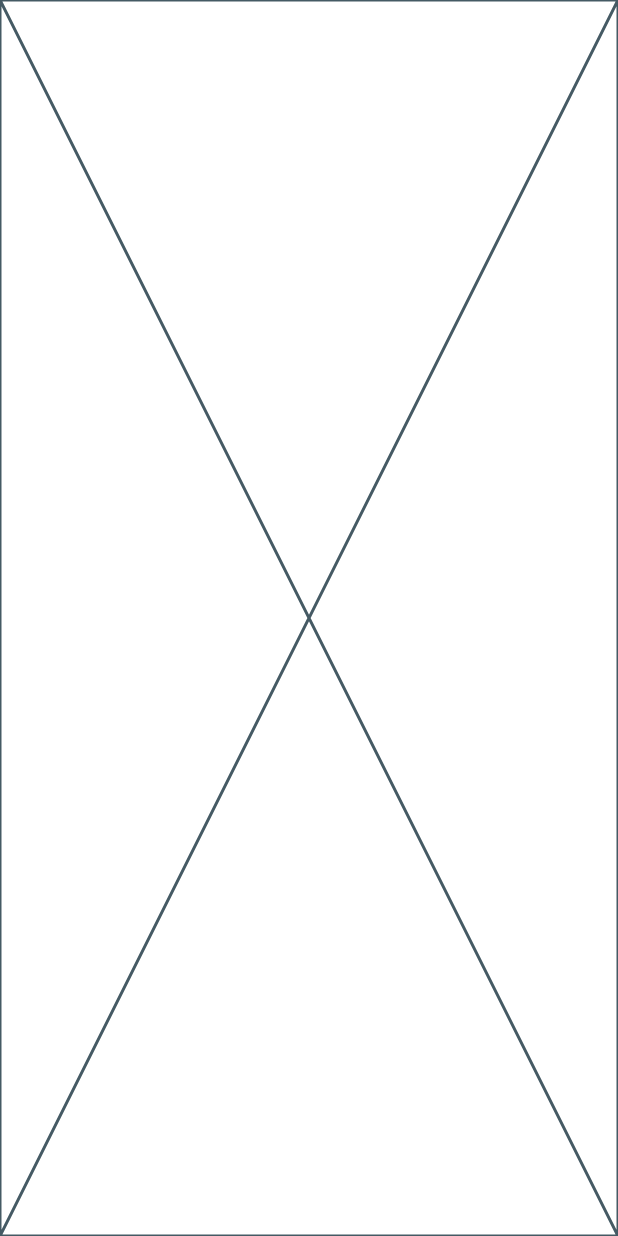
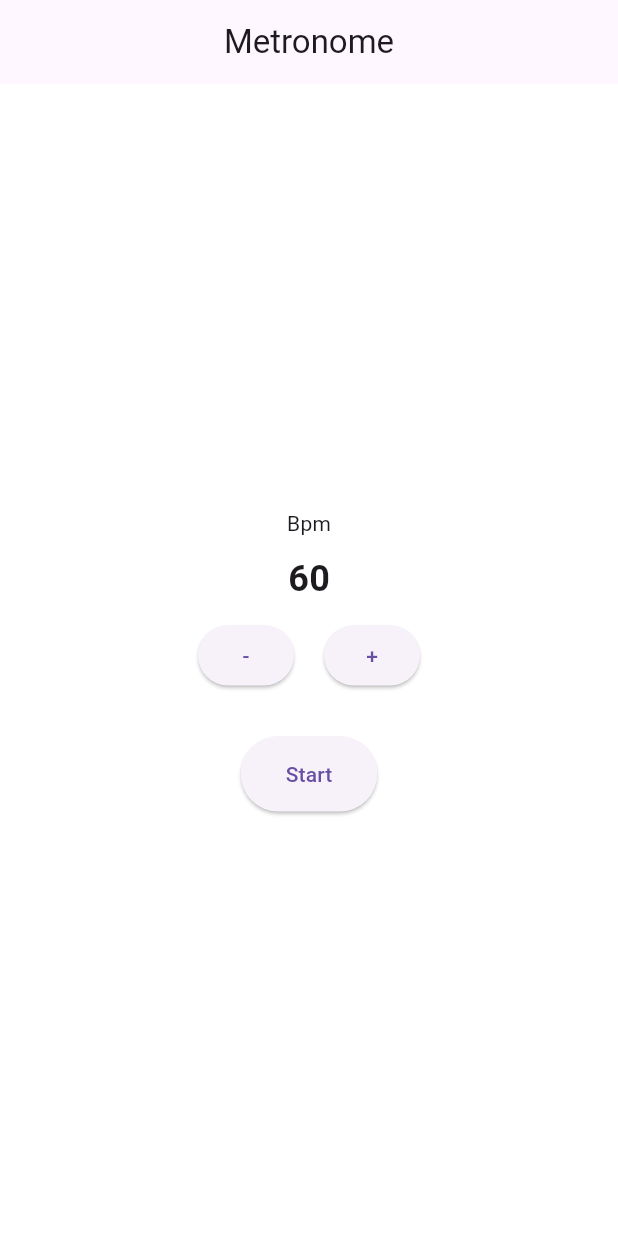
Before and after one commit to nekomangini/metronome, a Flutter app: the screen it shows after launch, on a phone screen of 412 x 824 dp. Run offline on Flutter 3.47's test engine with Material 3 defaults, Android fonts, the phone set to English and light mode, and no system bars; our stand-ins replace audioplayers.

Commit message:
update metronome app

```diff
--- a/lib/main.dart
+++ b/lib/main.dart
@@ -1,14 +1,22 @@
 import 'package:flutter/material.dart';
+import 'package:metronome/screens/metronome.dart';
+import 'package:metronome/utils/colors.dart';
 
 void main() {
-  runApp(const MetronomeApp());
+  runApp(const MainApp());
 }
 
-class MetronomeApp extends StatelessWidget {
-  const MetronomeApp({super.key});
+class MainApp extends StatelessWidget {
+  const MainApp({super.key});
 
   @override
   Widget build(BuildContext context) {
-    return MaterialApp(home: Placeholder());
+    return MaterialApp(
+      theme: ThemeData(
+        primarySwatch: primaryColor,
+        scaffoldBackgroundColor: backgroundColor,
+      ),
+      home: Metronome(),
+    );
   }
 }
--- /dev/null
+++ b/lib/screens/metronome.dart
@@ -0,0 +1,126 @@
+import 'dart:async';
+
+import 'package:audioplayers/audioplayers.dart';
+import 'package:flutter/foundation.dart';
+import 'package:flutter/material.dart';
+
+class Metronome extends StatefulWidget {
+  const Metronome({super.key});
+  @override
+  State<Metronome> createState() => _MetronomeState();
+}
+
+class _MetronomeState extends State<Metronome> {
+  int bpm = 60;
+  Timer? metronomeTimer;
+  bool isPlaying = false;
+  final AudioPlayer _audioPlayer = AudioPlayer();
+  final AssetSource _tickSound = AssetSource('sounds/test-sound.mp3');
+
+  @override
+  void initState() {
+    super.initState();
+    // Set up audio player with lower latency settings
+    _audioPlayer.setReleaseMode(ReleaseMode.stop); // Stop after each play
+  }
+
+  @override
+  void dispose() {
+    metronomeTimer?.cancel();
+    _audioPlayer.dispose();
+    super.dispose();
+  }
+
+  void toggleMetronome() {
+    if (isPlaying) {
+      metronomeTimer?.cancel();
+    } else {
+      // Start a new timer with the current BPM
+      _startMetronomeTimer();
+    }
+    setState(() {
+      isPlaying = !isPlaying;
+    });
+  }
+
+  // Extract timer creation to a separate method for reuse
+  void _startMetronomeTimer() {
+    // Cancel any existing timer first
+    metronomeTimer?.cancel();
+
+    // Calculate interval in milliseconds based on BPM
+    int interval = (60000 / bpm).round();
+
+    if (kDebugMode) {
+      print('Starting metronome at $bpm BPM (interval: $interval ms)');
+    }
+
+    metronomeTimer = Timer.periodic(
+      Duration(milliseconds: interval),
+      (timer) {
+        _playTick();
+        if (kDebugMode) {
+          print('Tick at BPM: $bpm');
+        }
+      },
+    );
+  }
+
+  void changeBPM(int change) {
+    setState(() {
+      // Update BPM value with limits
+      bpm = (bpm + change).clamp(40, 240);
+
+      // If currently playing, restart the timer with new BPM
+      if (isPlaying) {
+        _startMetronomeTimer();
+      }
+    });
+  }
+
+  // Play the tick sound with improved handling
+  void _playTick() async {
+    try {
+      // Stop any currently playing sound before starting a new one
+      await _audioPlayer.stop();
+      // Play the tick sound
+      await _audioPlayer.play(_tickSound);
+    } catch (e) {
+      if (kDebugMode) {
+        print('Error playing tick sound: $e');
+      }
+    }
+  }
+
+  @override
+  Widget build(BuildContext context) {
+    return Scaffold(
+      appBar: AppBar(title: Center(child: Text('Metronome'))),
+      body: Column(
+        mainAxisAlignment: MainAxisAlignment.center,
+        children: [
+          Text('Bpm'),
+          SizedBox(height: 10.0),
+          Text('$bpm', style: TextStyle(fontSize: 24, fontWeight: FontWeight.bold)),
+          SizedBox(height: 10.0),
+          Row(
+            mainAxisAlignment: MainAxisAlignment.center,
+            children: [
+              ElevatedButton(onPressed: () => changeBPM(-1), child: Text('-')),
+              SizedBox(width: 20.0),
+              ElevatedButton(onPressed: () => changeBPM(1), child: Text('+')),
+            ],
+          ),
+          SizedBox(height: 30.0),
+          ElevatedButton(
+            onPressed: toggleMetronome,
+            style: ElevatedButton.styleFrom(
+              padding: EdgeInsets.symmetric(horizontal: 30, vertical: 15),
+            ),
+	    child: Text(isPlaying ? 'Stop' : 'Start'),
+          ),
+        ],
+      ),
+    );
+  }
+}
--- /dev/null
+++ b/lib/utils/colors.dart
@@ -0,0 +1,4 @@
+import 'package:flutter/material.dart';
+
+const primaryColor = Colors.blueGrey;
+const backgroundColor = Colors.white;
--- a/pubspec.yaml
+++ b/pubspec.yaml
@@ -34,6 +34,7 @@ dependencies:
   # The following adds the Cupertino Icons font to your application.
   # Use with the CupertinoIcons class for iOS style icons.
   cupertino_icons: ^1.0.8
+  audioplayers: ^6.2.0
 
 dev_dependencies:
   flutter_test:
@@ -58,8 +59,8 @@ flutter:
   uses-material-design: true
 
   # To add assets to your application, add an assets section, like this:
-  # assets:
-  #   - images/a_dot_burr.jpeg
+  assets:
+    - assets/sounds/test-sound.mp3
   #   - images/a_dot_ham.jpeg
 
   # An image asset can refer to one or more resolution-specific "variants", see
```
Also changed, not shown: pubspec.lock, 3 other files.
